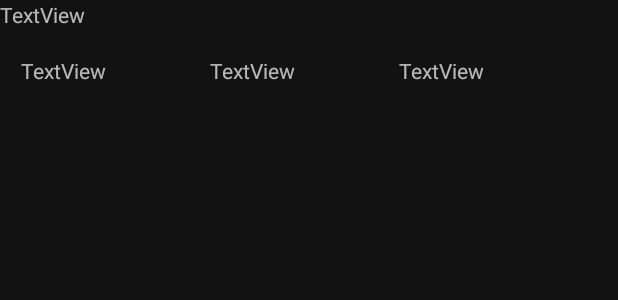
After one commit to ahmedeladl00/health-app, an Android app: the layout activity_activities_view.xml on its own in the app's theme, with its tools: preview values and no code run, on a phone screen of 412 x 824 dp. The commit adds this screen. Shown: the top 300 px of the screen. Run offline under Robolectric (Android 15) with nearby library versions, the phone set to English and light mode, and no system bars.

Commit message:
Liste of PhysicalActivities is edited

```diff
--- a/app/src/main/AndroidManifest.xml
+++ b/app/src/main/AndroidManifest.xml
@@ -12,6 +12,12 @@
         android:supportsRtl="true"
         android:theme="@style/AppTheme"
         tools:targetApi="31">
+        <activity
+            android:name=".ActivitiesView"
+            android:exported="false" />
+        <activity
+            android:name=".PhysicalActiList"
+            android:exported="false" />
         <activity
             android:name=".PhysicalActivity"
             android:exported="false" />
--- a/app/src/main/java/com/example/jien/MainActivity.java
+++ b/app/src/main/java/com/example/jien/MainActivity.java
@@ -24,7 +24,7 @@ public class MainActivity extends AppCompatActivity {
         logInBtn.setOnClickListener(new View.OnClickListener() {
             @Override
             public void onClick(View v) {
-                Intent intent = new Intent(MainActivity.this, DashboardActivity.class);
+                Intent intent = new Intent(MainActivity.this, PhysicalBaseAdapter.class);
                 startActivity(intent);
             }
         });
--- a/app/src/main/java/com/example/jien/PhysicalActivity.java
+++ b/app/src/main/java/com/example/jien/PhysicalActivity.java
@@ -1,6 +1,5 @@
 package com.example.jien;
 
-package com.example.myphysicalactivities;
 
 import androidx.appcompat.app.AppCompatActivity;
 
--- /dev/null
+++ b/app/src/main/res/layout/activity_activities_view.xml
@@ -0,0 +1,49 @@
+<?xml version="1.0" encoding="utf-8"?>
+<RelativeLayout xmlns:android="http://schemas.android.com/apk/res/android"
+    xmlns:app="http://schemas.android.com/apk/res-auto"
+    xmlns:tools="http://schemas.android.com/tools"
+    android:layout_width="match_parent"
+    android:layout_height="match_parent"
+    tools:context=".ActivitiesView">
+
+    <TextView
+        android:id="@+id/activityname"
+        android:layout_width="127dp"
+        android:layout_height="36dp"
+        android:text="TextView" />
+
+    <LinearLayout
+        android:layout_width="wrap_content"
+        android:layout_height="38dp"
+        android:layout_alignParentStart="true"
+        android:layout_alignParentTop="true"
+        android:layout_alignParentEnd="true"
+        android:layout_alignParentBottom="true"
+        android:layout_marginStart="14dp"
+        android:layout_marginTop="37dp"
+        android:layout_marginEnd="19dp"
+        android:layout_marginBottom="669dp"
+        android:orientation="horizontal" >
+
+        <TextView
+            android:id="@+id/timefrom"
+            android:layout_width="wrap_content"
+            android:layout_height="wrap_content"
+            android:layout_weight="1"
+            android:text="TextView" />
+
+        <TextView
+            android:id="@+id/timeto"
+            android:layout_width="wrap_content"
+            android:layout_height="wrap_content"
+            android:layout_weight="1"
+            android:text="TextView" />
+
+        <TextView
+            android:id="@+id/day"
+            android:layout_width="wrap_content"
+            android:layout_height="wrap_content"
+            android:layout_weight="1"
+            android:text="TextView" />
+    </LinearLayout>
+</RelativeLayout>
```
Also changed, not shown: app/src/main/java/com/example/jien/ActivitiesView.java (added, +14 -0 lines), app/src/main/java/com/example/jien/PhysicalActiList.java (added, +64 -0 lines), app/src/main/java/com/example/jien/PhysicalBaseAdapter.java (added, +56 -0 lines), app/src/main/java/com/example/jien/PhysicalsDatabaseHelper.java (added, +49 -0 lines), app/src/main/res/layout/activity_physical_acti_list.xml (added, +39 -0 lines).
